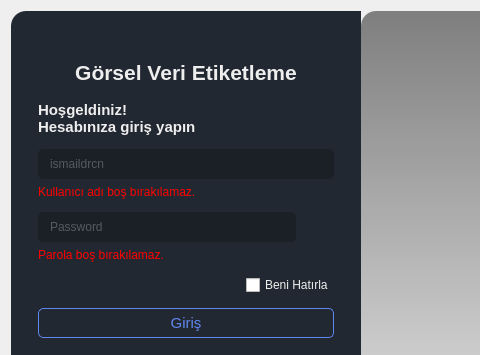
Before: the Qt Designer form templates/ui/login.ui in ismaildrcn/data-labeling, drawn with Qt 5; both pictures show x 0 to 480 and y 0 to 355 of the 722 by 522 pixel window.
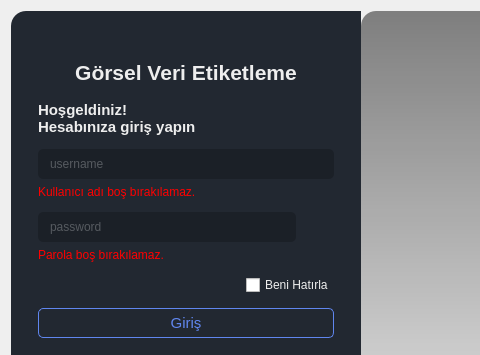
After: the same form once the commit is applied. Icons and pictures are not drawn.

Commit message: Change placeholder text

What changed in the file:
```diff
--- a/templates/ui/login.ui
+++ b/templates/ui/login.ui
@@ -193,7 +193,7 @@
                   <string/>
                  </property>
                  <property name="placeholderText">
-                  <string>ismaildrcn</string>
+                  <string>username</string>
                  </property>
                  <property name="clearButtonEnabled">
                   <bool>true</bool>
@@ -254,7 +254,7 @@
                     <enum>QLineEdit::Password</enum>
                    </property>
                    <property name="placeholderText">
-                    <string>Password</string>
+                    <string>password</string>
                    </property>
                    <property name="clearButtonEnabled">
                     <bool>true</bool>
```
The commit also changes 1 other file.
